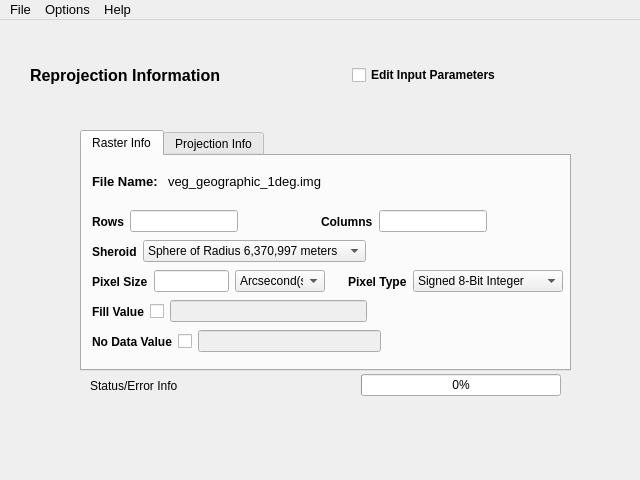
The window that advanced.ui (stramel/drasterblaster) describes before a commit, drawn with Qt 5.
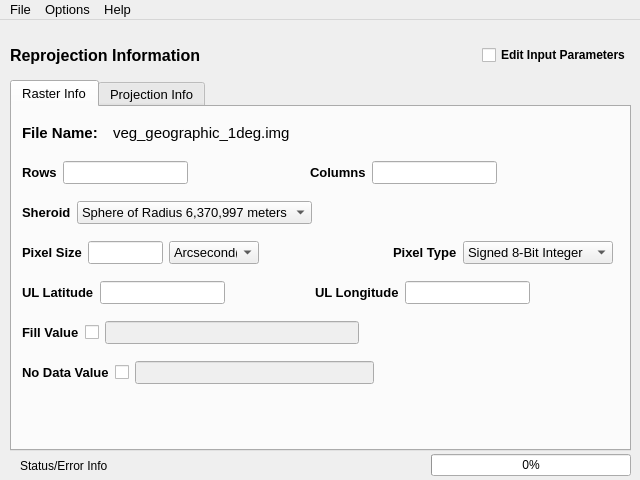
The same window after the commit. Icons and pictures are not drawn.

What changed in the file:
```diff
--- a/advanced.ui
+++ b/advanced.ui
@@ -17,10 +17,10 @@
    <widget class="QWidget" name="horizontalLayoutWidget">
     <property name="geometry">
      <rect>
-      <x>30</x>
-      <y>40</y>
-      <width>471</width>
-      <height>31</height>
+      <x>10</x>
+      <y>10</y>
+      <width>621</width>
+      <height>51</height>
      </rect>
     </property>
     <layout class="QHBoxLayout" name="hLayoutTitle">
@@ -69,9 +69,9 @@
    <widget class="QWidget" name="horizontalLayoutWidget_7">
     <property name="geometry">
      <rect>
-      <x>90</x>
-      <y>350</y>
-      <width>471</width>
+      <x>20</x>
+      <y>430</y>
+      <width>611</width>
       <height>31</height>
      </rect>
     </property>
@@ -120,12 +120,17 @@
    <widget class="QTabWidget" name="tabWidget">
     <property name="geometry">
      <rect>
-      <x>80</x>
-      <y>110</y>
-      <width>491</width>
-      <height>241</height>
+      <x>10</x>
+      <y>60</y>
+      <width>621</width>
+      <height>371</height>
      </rect>
     </property>
+    <property name="font">
+     <font>
+      <pointsize>10</pointsize>
+     </font>
+    </property>
     <property name="currentIndex">
      <number>0</number>
     </property>
@@ -138,7 +143,7 @@
        <rect>
         <x>10</x>
         <y>10</y>
-        <width>471</width>
+        <width>591</width>
         <height>31</height>
        </rect>
       </property>
@@ -147,13 +152,13 @@
         <widget class="QLabel" name="labelFileName">
          <property name="maximumSize">
           <size>
-           <width>70</width>
+           <width>85</width>
            <height>16777215</height>
           </size>
          </property>
          <property name="font">
           <font>
-           <pointsize>10</pointsize>
+           <pointsize>11</pointsize>
            <weight>75</weight>
            <bold>true</bold>
           </font>
@@ -167,7 +172,7 @@
         <widget class="QLabel" name="fileName">
          <property name="font">
           <font>
-           <pointsize>10</pointsize>
+           <pointsize>11</pointsize>
           </font>
          </property>
          <property name="text">
@@ -182,7 +187,7 @@
        <rect>
         <x>10</x>
         <y>50</y>
-        <width>471</width>
+        <width>591</width>
         <height>31</height>
        </rect>
       </property>
@@ -271,8 +276,8 @@
       <property name="geometry">
        <rect>
         <x>10</x>
-        <y>110</y>
-        <width>471</width>
+        <y>130</y>
+        <width>591</width>
         <height>31</height>
        </rect>
       </property>
@@ -433,8 +438,8 @@
       <property name="geometry">
        <rect>
         <x>10</x>
-        <y>140</y>
-        <width>471</width>
+        <y>210</y>
+        <width>591</width>
         <height>31</height>
        </rect>
       </property>
@@ -503,8 +508,8 @@
       <property name="geometry">
        <rect>
         <x>10</x>
-        <y>170</y>
-        <width>471</width>
+        <y>250</y>
+        <width>591</width>
         <height>31</height>
        </rect>
       </property>
@@ -573,8 +578,8 @@
       <property name="geometry">
        <rect>
         <x>10</x>
-        <y>80</y>
-        <width>471</width>
+        <y>90</y>
+        <width>591</width>
         <height>31</height>
        </rect>
       </property>
@@ -622,6 +627,96 @@
        </item>
       </layout>
      </widget>
+     <widget class="QWidget" name="horizontalLayoutWidget_9">
+      <property name="geometry">
+       <rect>
+        <x>10</x>
+        <y>170</y>
+        <width>591</width>
+        <height>31</height>
+       </rect>
+      </property>
+      <layout class="QHBoxLayout" name="hLayoutUL">
+       <item>
+        <widget class="QLabel" name="labelULlat">
+         <property name="font">
+          <font>
+           <weight>75</weight>
+           <bold>true</bold>
+          </font>
+         </property>
+         <property name="text">
+          <string>UL Latitude</string>
+         </property>
+        </widget>
+       </item>
+       <item>
+        <widget class="QLineEdit" name="Latitude">
+         <property name="minimumSize">
+          <size>
+           <width>100</width>
+           <height>0</height>
+          </size>
+         </property>
+         <property name="acceptDrops">
+          <bool>false</bool>
+         </property>
+        </widget>
+       </item>
+       <item>
+        <spacer name="horizontalSpacer_9">
+         <property name="orientation">
+          <enum>Qt::Horizontal</enum>
+         </property>
+         <property name="sizeHint" stdset="0">
+          <size>
+           <width>10</width>
+           <height>20</height>
+          </size>
+         </property>
+        </spacer>
+       </item>
+       <item>
+        <widget class="QLabel" name="labelULlon">
+         <property name="font">
+          <font>
+           <weight>75</weight>
+           <bold>true</bold>
+          </font>
+         </property>
+         <property name="text">
+          <string>UL Longitude</string>
+         </property>
+        </widget>
+       </item>
+       <item>
+        <widget class="QLineEdit" name="Longitude">
+         <property name="minimumSize">
+          <size>
+           <width>100</width>
+           <height>0</height>
+          </size>
+         </property>
+         <property name="acceptDrops">
+          <bool>false</bool>
+         </property>
+        </widget>
+       </item>
+       <item>
+        <spacer name="horizontalSpacer_10">
+         <property name="orientation">
+          <enum>Qt::Horizontal</enum>
+         </property>
+         <property name="sizeHint" stdset="0">
+          <size>
+           <width>40</width>
+           <height>20</height>
+          </size>
+         </property>
+        </spacer>
+       </item>
+      </layout>
+     </widget>
     </widget>
     <widget class="QWidget" name="tabProjectionInfo">
      <attribute name="title">
```
Left out of the diff: 24 changed lines with no effect on the pictures.
